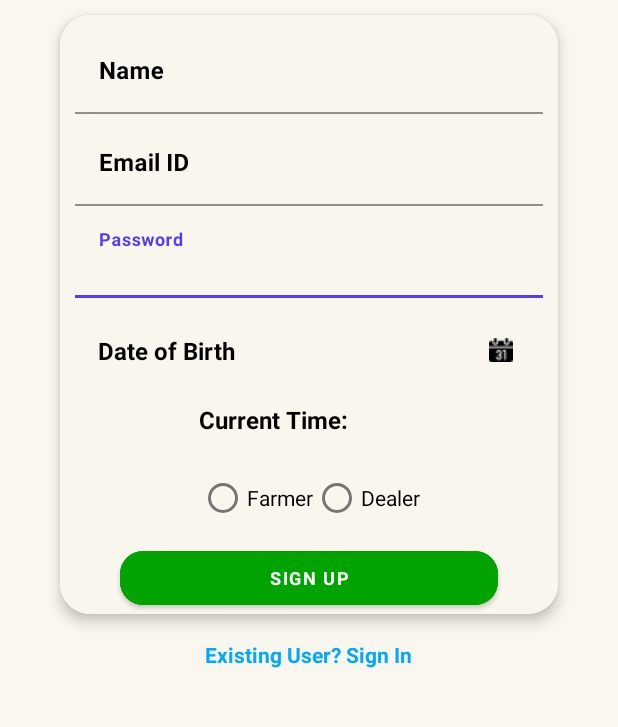
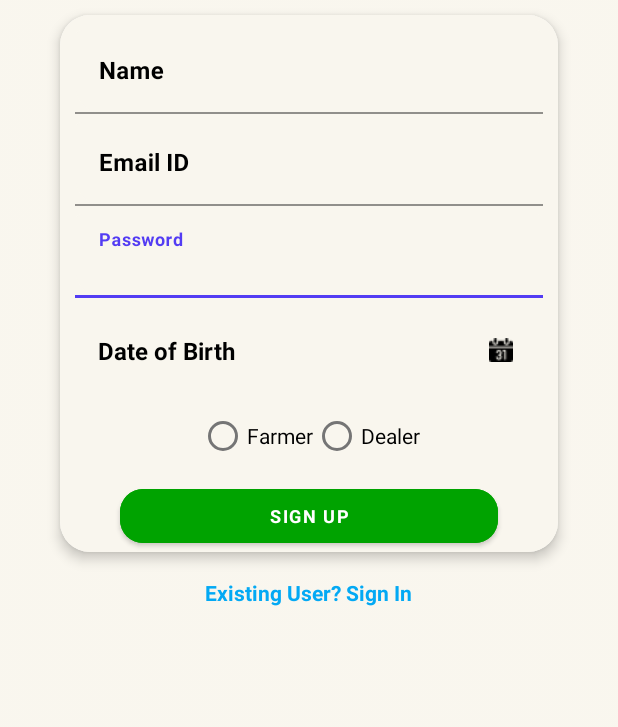
Before and after one commit to CropDealCG/CropDeal, an Android app: the layout activity_sign_up.xml on its own in the app's theme, with its tools: preview values and no code run, on a phone screen of 412 x 824 dp, the part 346-1073 px from its top. Run offline under Robolectric (Android 15) with nearby library versions, the phone set to English and light mode, and no system bars.

Commit message:
small changes

```diff
--- a/app/src/main/java/com/cg/cropdeal/view/SignUpActivity.kt
+++ b/app/src/main/java/com/cg/cropdeal/view/SignUpActivity.kt
@@ -138,11 +138,7 @@ class SignUpActivity : AppCompatActivity() {
             }
         })
 
-        //Linking button to Time Picker
-        val cal  = Calendar.getInstance()
-        val hour = cal.get(Calendar.HOUR_OF_DAY)
-        val min = cal.get(Calendar.MINUTE)
-        "$hour:$min".also { binding.selectedTimeTV.text = it }
+
 
         binding.userTypeRG.setOnCheckedChangeListener { _, i ->
             when(i){
@@ -160,7 +156,7 @@ class SignUpActivity : AppCompatActivity() {
         if(email.isNotEmpty() && password.isNotEmpty()){
             signUpVM.register(email,password)
             val users = Users(binding.nameE.editText?.text.toString(),email,userType,"false"
-                ,binding.selectedDateTV.text.toString(),binding.selectedTimeTV.text.toString(),
+                ,binding.selectedDateTV.text.toString(),"",
                 Payment(),true,0.0,0,""
             )
             signUpVM.getUserData()?.observe(this,{user->
--- a/app/src/main/java/com/cg/cropdeal/view/user/CropPublishFragment.kt
+++ b/app/src/main/java/com/cg/cropdeal/view/user/CropPublishFragment.kt
@@ -80,6 +80,7 @@ class CropPublishFragment : Fragment() {
                 viewModel.isCropAdded()?.observe(viewLifecycleOwner,{
                     if(it!=null && it==true) {
                         progressDialog.dismiss()
+                        Constants.showSnackbar("Crop Added Successfully!",view)
                         Navigation.findNavController(view).popBackStack()
                     }
 
--- a/app/src/main/res/layout/activity_edit_profile.xml
+++ b/app/src/main/res/layout/activity_edit_profile.xml
@@ -111,7 +111,6 @@
                     android:layout_height="wrap_content"
                     android:layout_marginTop="20dp"
                     android:backgroundTint="@color/textInputLayout"
-                    android:drawableEnd="@drawable/pencil"
                     android:hint="@string/email_id"
                     android:inputType="textEmailAddress"
                     android:minHeight="48dp"
--- a/app/src/main/res/layout/activity_sign_up.xml
+++ b/app/src/main/res/layout/activity_sign_up.xml
@@ -102,13 +102,13 @@
                 android:id="@+id/userTypeRG"
                 android:layout_width="wrap_content"
                 android:layout_height="wrap_content"
-                android:layout_marginTop="12dp"
+                android:layout_marginTop="8dp"
                 android:background="@color/White"
                 android:orientation="horizontal"
                 app:layout_constraintEnd_toEndOf="parent"
                 app:layout_constraintHorizontal_bias="0.5"
                 app:layout_constraintStart_toStartOf="parent"
-                app:layout_constraintTop_toBottomOf="@+id/selectedTimeTV">
+                app:layout_constraintTop_toBottomOf="@+id/selectedDateTV">
 
                 <RadioButton
                     android:id="@+id/farmerRB"
@@ -131,20 +131,6 @@
                     android:textColorHint="@color/black" />
             </RadioGroup>
 
-
-            <TextView
-                android:id="@+id/selectedTimeTV"
-                android:layout_width="wrap_content"
-                android:layout_height="27dp"
-                android:layout_marginStart="8dp"
-                android:layout_marginTop="10dp"
-                android:background="@color/White"
-                android:textAlignment="center"
-                android:textColor="@color/black"
-                android:textColorHint="@color/black"
-                android:textSize="16sp"
-                app:layout_constraintStart_toEndOf="@+id/textView7"
-                app:layout_constraintTop_toBottomOf="@+id/selectedDateTV" />
 
             <TextView
                 android:id="@+id/selectedDateTV"
@@ -253,17 +239,6 @@
 
             </com.google.android.material.textfield.TextInputLayout>
 
-            <TextView
-                android:id="@+id/textView7"
-                android:layout_width="wrap_content"
-                android:layout_height="wrap_content"
-                android:text="@string/current_time"
-                android:textColor="@color/black"
-                android:textSize="16sp"
-                android:textStyle="bold"
-                app:layout_constraintStart_toStartOf="@+id/userTypeRG"
-                app:layout_constraintTop_toTopOf="@+id/selectedTimeTV" />
-
         </androidx.constraintlayout.widget.ConstraintLayout>
     </androidx.cardview.widget.CardView>
 
--- a/app/src/main/res/layout/settings_fragment.xml
+++ b/app/src/main/res/layout/settings_fragment.xml
@@ -35,6 +35,7 @@
         android:layout_marginTop="10dp"
         android:textColor="@color/White"
         android:textColorHint="@color/black"
+        android:textSize="16sp"
         app:layout_constraintStart_toEndOf="@+id/profile_user_image"
         app:layout_constraintTop_toTopOf="parent" />
 
```
